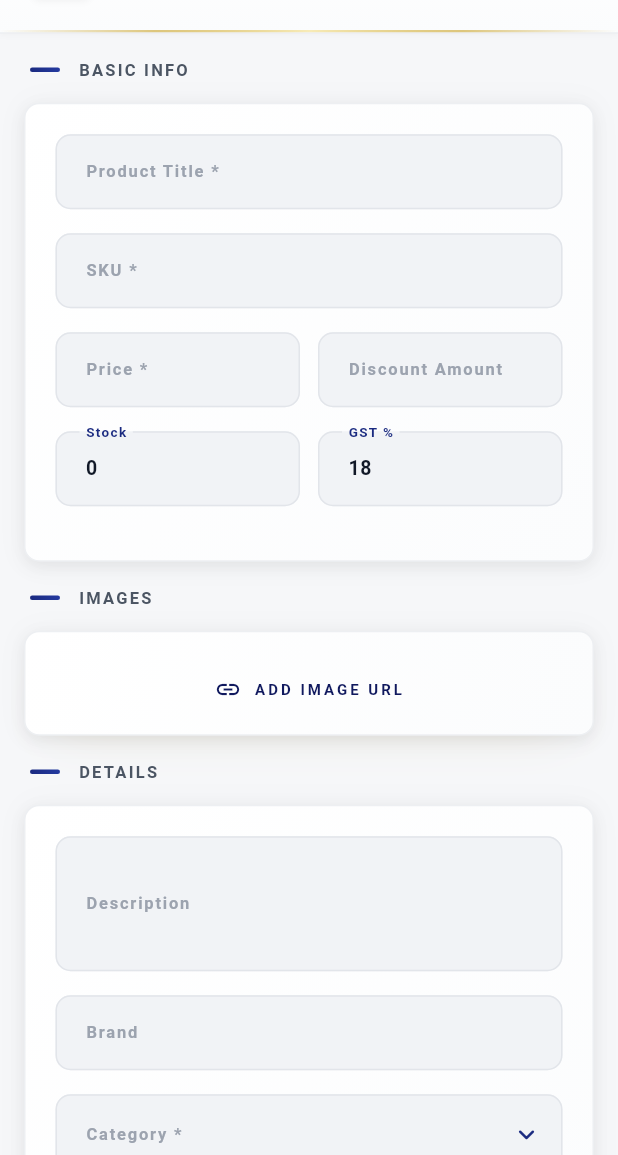
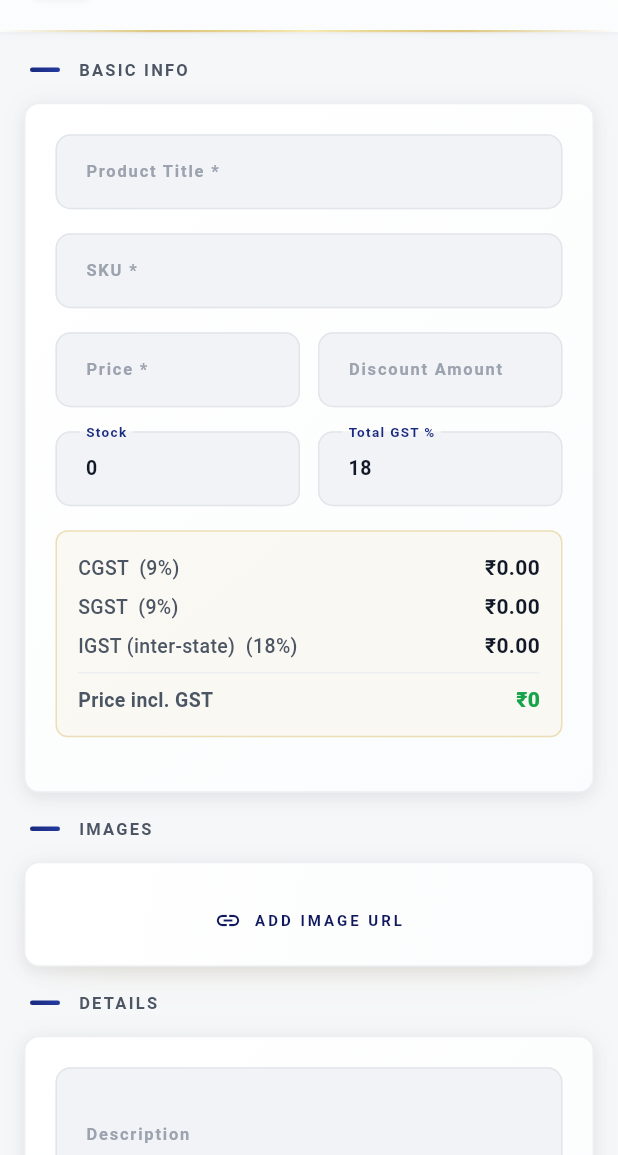
Before and after one commit to NitinGavhane/admin-garment-frontend, a Flutter app: the ProductFormScreen screen opened by its route, on a phone screen of 412 x 824 dp, the part 81-1236 px from its top. Run offline on Flutter 3.47's test engine with Material 3 defaults, Android fonts, the phone set to English and light mode, and no system bars; our stand-ins replace cached_network_image, dio, shared_preferences; accounts and stored records are empty; network calls fail.

Commit message:
Add GST breakup computed properties and live price preview in product form

```diff
--- a/lib/models/product.dart
+++ b/lib/models/product.dart
@@ -44,6 +44,12 @@ class AdminProduct {
     this.variants = const [],
     this.images = const [],
   });
+
+  // GST breakup derived from the single total GST rate. Intra-state sales
+  // split the total equally into CGST + SGST; IGST equals the full total.
+  double get cgstPercentage => gstPercentage / 2;
+  double get sgstPercentage => gstPercentage / 2;
+  double get igstPercentage => gstPercentage;
 
   factory AdminProduct.fromJson(Map<String, dynamic> json) {
     return AdminProduct(
--- a/lib/screens/product_form_screen.dart
+++ b/lib/screens/product_form_screen.dart
@@ -34,6 +34,16 @@ class _ProductFormScreenState extends State<ProductFormScreen> {
   List<Map<String, dynamic>> _cats = [];
   final List<_V> _variants = [];
   final List<_ImageItem> _images = [];
+
+  @override
+  void initState() {
+    super.initState();
+    // Keep the live price + GST breakup preview in sync while typing.
+    void refresh() { if (mounted) setState(() {}); }
+    _priceCtrl.addListener(refresh);
+    _discountCtrl.addListener(refresh);
+    _gstCtrl.addListener(refresh);
+  }
 
   @override
   void didChangeDependencies() {
@@ -176,6 +186,18 @@ class _ProductFormScreenState extends State<ProductFormScreen> {
     );
   }
 
+  Widget _gstRow(String label, double percent, double amount) {
+    return Row(
+      mainAxisAlignment: MainAxisAlignment.spaceBetween,
+      children: [
+        Text('$label  (${percent.toStringAsFixed(percent % 1 == 0 ? 0 : 2)}%)',
+            style: TextStyle(color: AppColors.textSecondary, fontSize: 13, fontWeight: FontWeight.w500)),
+        Text('₹${amount.toStringAsFixed(2)}',
+            style: TextStyle(color: AppColors.textPrimary, fontSize: 14, fontWeight: FontWeight.w600)),
+      ],
+    );
+  }
+
   Future<void> _save() async {
     if (!_formKey.currentState!.validate()) return;
     if (_catId == null || _catId!.isEmpty) {
@@ -271,8 +293,37 @@ class _ProductFormScreenState extends State<ProductFormScreen> {
                             Row(children: [
                               Expanded(child: StyledInput(controller: _stockCtrl, label: 'Stock', number: true)),
                               const SizedBox(width: 12),
-                              Expanded(child: StyledInput(controller: _gstCtrl, label: 'GST %', number: true)),
+                              Expanded(child: StyledInput(controller: _gstCtrl, label: 'Total GST %', number: true)),
                             ]),
+                            if ((double.tryParse(_gstCtrl.text.trim()) ?? 0) > 0) ...[
+                              Container(
+                                width: double.infinity,
+                                padding: const EdgeInsets.all(14),
+                                decoration: BoxDecoration(
+                                  borderRadius: BorderRadius.circular(8),
+                                  border: Border.all(color: AppColors.btnColor.withValues(alpha: 0.3), width: 1),
+                                  color: AppColors.btnColor.withValues(alpha: 0.05),
+                                ),
+                                child: Builder(builder: (_) {
+                                  final gst = double.tryParse(_gstCtrl.text.trim()) ?? 0;
+                                  final half = gst / 2;
+                                  final base = (double.tryParse(_priceCtrl.text.trim()) ?? 0) -
+                                      (double.tryParse(_discountCtrl.text.trim()) ?? 0);
+                                  return Column(
+                                    children: [
+                                      _gstRow('CGST', half, base * half / 100),
+                                      const SizedBox(height: 6),
+                                      _gstRow('SGST', half, base * half / 100),
+                                      const SizedBox(height: 6),
+                                      _gstRow('IGST (inter-state)', gst, base * gst / 100),
+                                      Divider(height: 16, color: AppColors.borderLight),
+                                      _priceRow('Price incl. GST', base + base * gst / 100, bold: true, color: AppColors.success),
+                                    ],
+                                  );
+                                }),
+                              ),
+                              const SizedBox(height: 16),
+                            ],
                           ]),
                           const SizedBox(height: 16),
                           FormSection(title: 'Images', children: [
```
